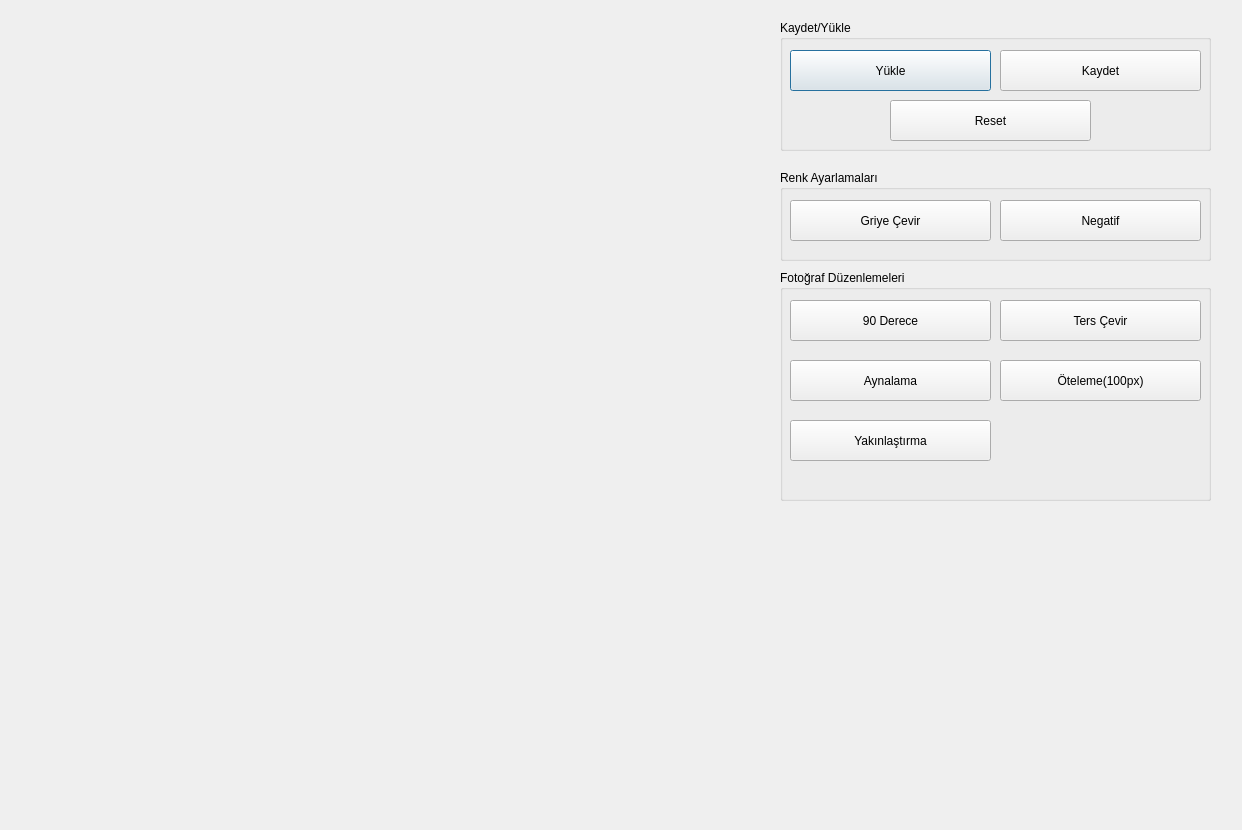
This is formtasarim.ui in mustafaakbel/image-processing as Qt 5 draws it before an edit. The edited form follows.
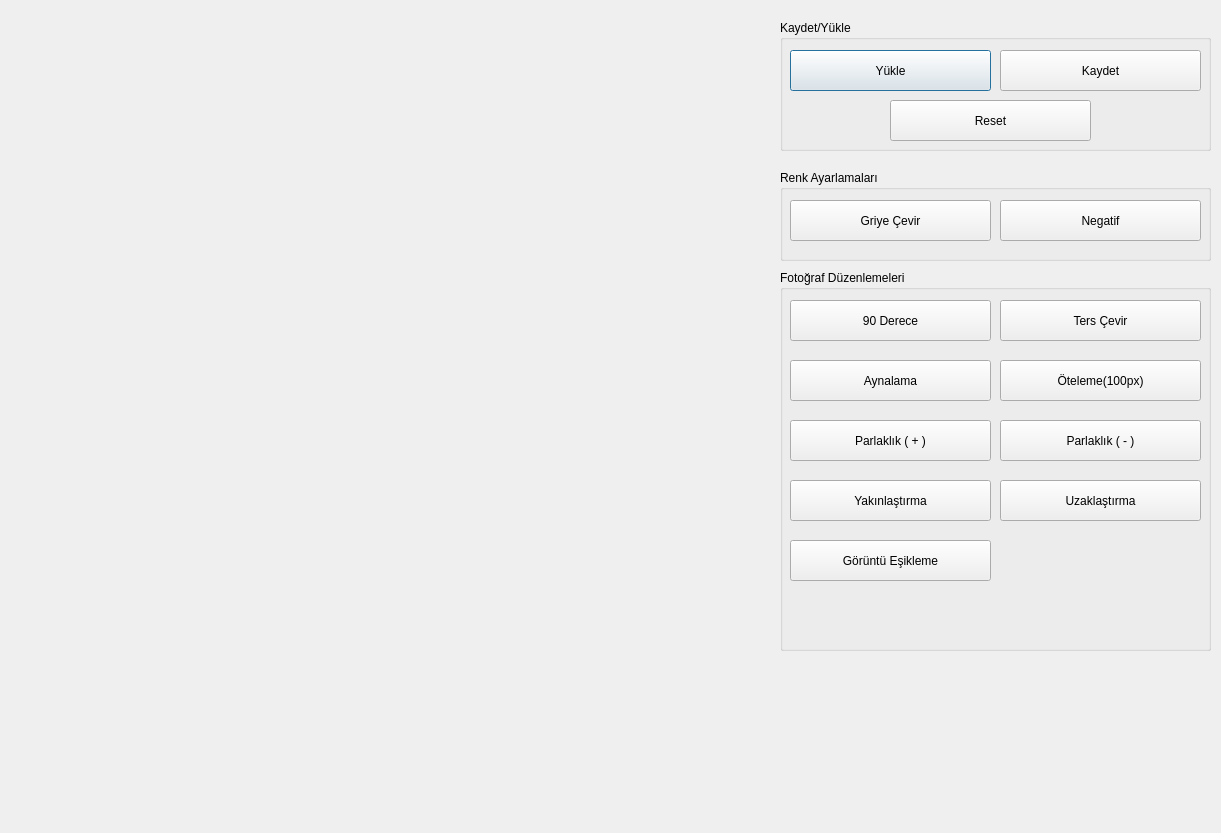
This is the edited form.

Commit message: fotoğraf yakınlaştırma, uzaklaştırma, parlaklık artırma, azaltma ve görüntü eşikleme fonksiyonları yapıldı

```diff
--- a/formtasarim.ui
+++ b/formtasarim.ui
@@ -6,8 +6,8 @@
    <rect>
     <x>0</x>
     <y>0</y>
-    <width>1242</width>
-    <height>830</height>
+    <width>1221</width>
+    <height>833</height>
    </rect>
   </property>
   <property name="windowTitle">
@@ -21,7 +21,7 @@
     <rect>
      <x>20</x>
      <y>20</y>
-     <width>731</width>
+     <width>701</width>
      <height>781</height>
     </rect>
    </property>
@@ -179,7 +179,7 @@
      <x>780</x>
      <y>270</y>
      <width>431</width>
-     <height>231</height>
+     <height>381</height>
     </rect>
    </property>
    <property name="font">
@@ -266,7 +266,7 @@
     <property name="geometry">
      <rect>
       <x>10</x>
-      <y>150</y>
+      <y>210</y>
       <width>201</width>
       <height>41</height>
      </rect>
@@ -280,6 +280,78 @@
      <string>Yakınlaştırma</string>
     </property>
    </widget>
+   <widget class="QPushButton" name="btParlaklikartir">
+    <property name="geometry">
+     <rect>
+      <x>10</x>
+      <y>150</y>
+      <width>201</width>
+      <height>41</height>
+     </rect>
+    </property>
+    <property name="font">
+     <font>
+      <family>Arial</family>
+     </font>
+    </property>
+    <property name="text">
+     <string>Parlaklık ( + )</string>
+    </property>
+   </widget>
+   <widget class="QPushButton" name="btParlaklikazalt">
+    <property name="geometry">
+     <rect>
+      <x>220</x>
+      <y>150</y>
+      <width>201</width>
+      <height>41</height>
+     </rect>
+    </property>
+    <property name="font">
+     <font>
+      <family>Arial</family>
+     </font>
+    </property>
+    <property name="text">
+     <string>Parlaklık ( - )</string>
+    </property>
+   </widget>
+   <widget class="QPushButton" name="btEsikleme">
+    <property name="geometry">
+     <rect>
+      <x>10</x>
+      <y>270</y>
+      <width>201</width>
+      <height>41</height>
+     </rect>
+    </property>
+    <property name="font">
+     <font>
+      <family>Arial</family>
+     </font>
+    </property>
+    <property name="text">
+     <string>Görüntü Eşikleme</string>
+    </property>
+   </widget>
+   <widget class="QPushButton" name="btUzaklastir">
+    <property name="geometry">
+     <rect>
+      <x>220</x>
+      <y>210</y>
+      <width>201</width>
+      <height>41</height>
+     </rect>
+    </property>
+    <property name="font">
+     <font>
+      <family>Arial</family>
+     </font>
+    </property>
+    <property name="text">
+     <string>Uzaklaştırma</string>
+    </property>
+   </widget>
   </widget>
  </widget>
  <resources/>
```
The commit also changes 1 other file.
